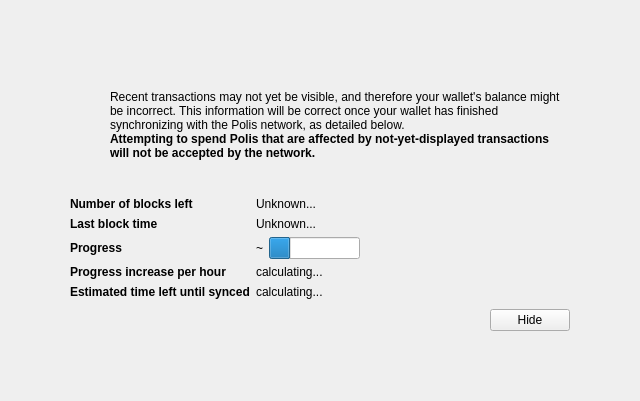
Acedcoin/AceD, file src/qt/forms/modaloverlay.ui: the form before one commit.
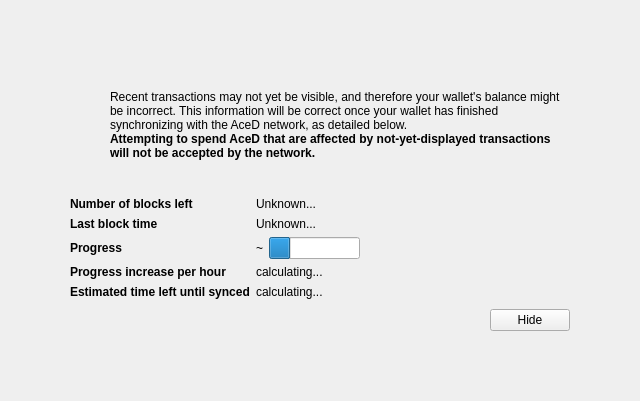
The form after the commit. Icons and pictures are not drawn. Custom widgets are drawn as their Qt base class.

What changed in the file:
```diff
--- a/src/qt/forms/modaloverlay.ui
+++ b/src/qt/forms/modaloverlay.ui
@@ -128,7 +128,7 @@
              <item>
               <widget class="QLabel" name="infoText">
                <property name="text">
-                <string>Recent transactions may not yet be visible, and therefore your wallet's balance might be incorrect. This information will be correct once your wallet has finished synchronizing with the Polis network, as detailed below.</string>
+                <string>Recent transactions may not yet be visible, and therefore your wallet's balance might be incorrect. This information will be correct once your wallet has finished synchronizing with the AceD network, as detailed below.</string>
                </property>
                <property name="textFormat">
                 <enum>Qt::RichText</enum>
@@ -147,7 +147,7 @@
                 </font>
                </property>
                <property name="text">
-                <string>Attempting to spend Polis that are affected by not-yet-displayed transactions will not be accepted by the network.</string>
+                <string>Attempting to spend AceD that are affected by not-yet-displayed transactions will not be accepted by the network.</string>
                </property>
                <property name="textFormat">
                 <enum>Qt::RichText</enum>
```
